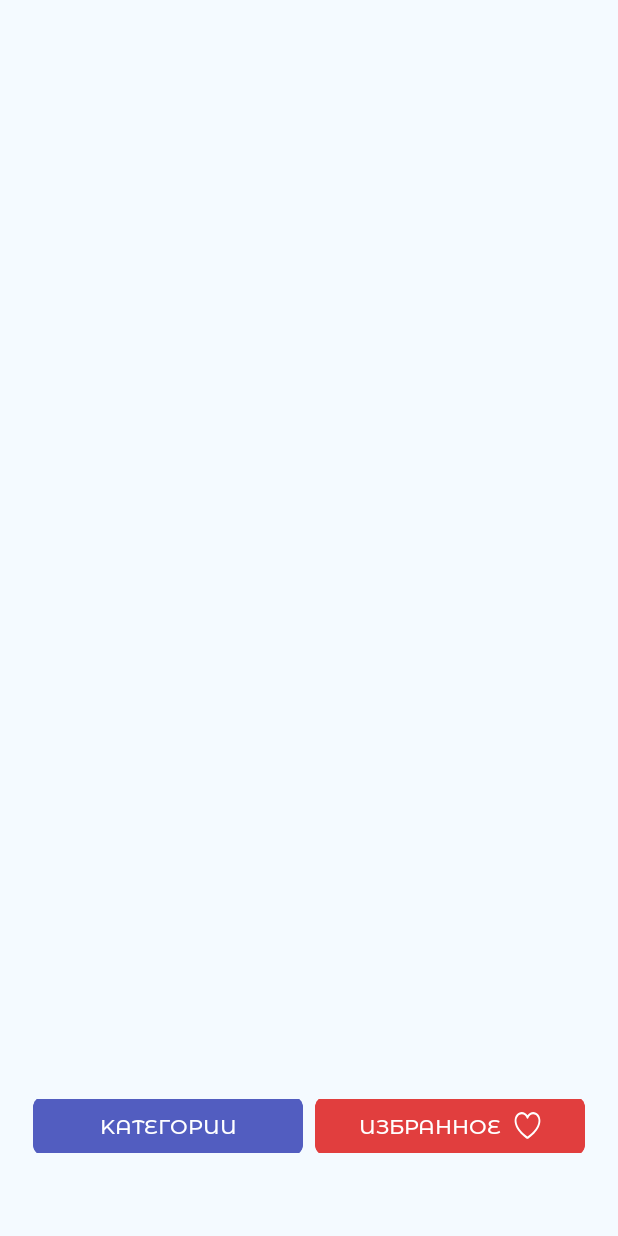
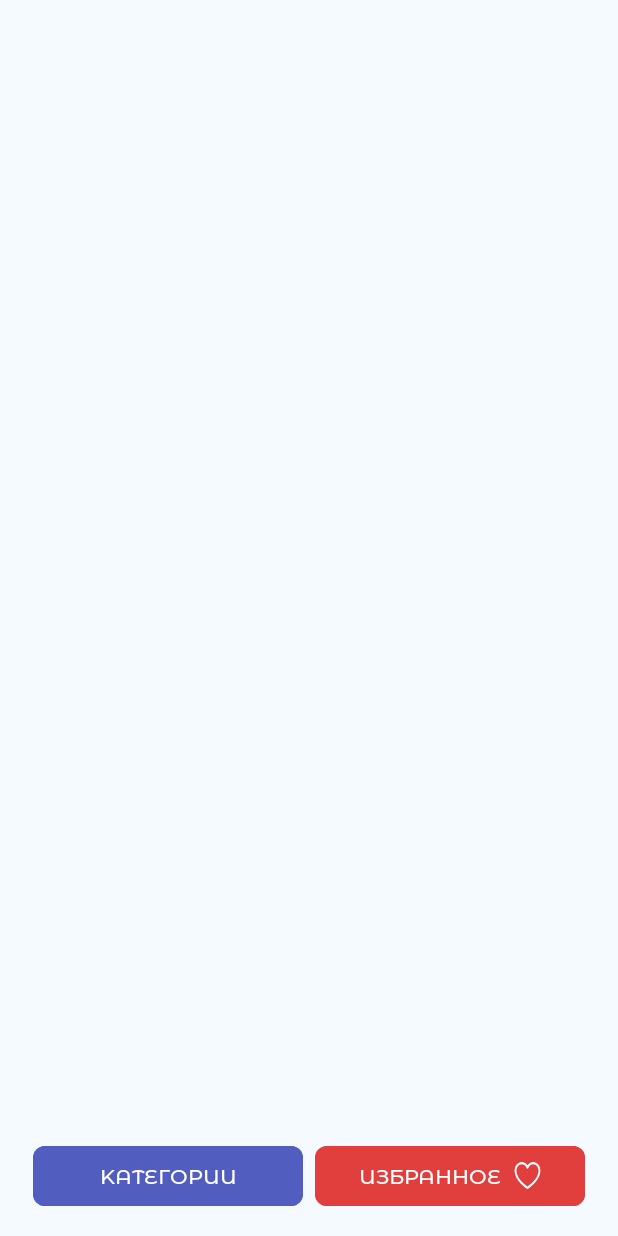
Before and after one commit to Skip314/RecipeApp, an Android app: the layout activity_main.xml on its own in the app's theme, with its tools: preview values and no code run, on a phone screen of 412 x 824 dp. Run offline under Robolectric (Android 15) with nearby library versions, the phone set to English and light mode, and no system bars.

Commit message:
RA-03 create navigation buttons fix hard nums

```diff
--- a/app/src/main/res/layout/activity_main.xml
+++ b/app/src/main/res/layout/activity_main.xml
@@ -11,10 +11,9 @@
     <LinearLayout
         android:id="@+id/linearLayout"
         android:layout_width="match_parent"
-        android:layout_height="36dp"
-        android:layout_marginStart="16dp"
-        android:layout_marginEnd="16dp"
-        android:layout_marginBottom="55dp"
+        android:layout_height="wrap_content"
+        android:layout_margin="@dimen/main_layout_btn_margin"
+        android:layout_marginBottom="@dimen/main_layout_btn_margin_end"
         android:gravity="center"
         app:layout_constraintBottom_toBottomOf="parent"
         app:layout_constraintEnd_toEndOf="parent"
@@ -23,25 +22,21 @@
         <Button
             android:id="@+id/btnCategory"
             style="@style/StyleNavButton"
-            android:layout_width="180dp"
-            android:layout_height="48dp"
-            android:layout_marginEnd="8dp"
+            android:layout_width="@dimen/main_btn_width"
+            android:layout_height="wrap_content"
+            android:layout_marginEnd="@dimen/main_layout_btn_gap"
             android:backgroundTint="@color/btn_category_color"
-            android:text="kateгopuu"
-            tools:layout_editor_absoluteX="16dp"
-            tools:layout_editor_absoluteY="668dp" />
+            android:text="kateгopuu" />
 
         <Button
             android:id="@+id/btnFavorite"
             style="@style/StyleNavButton"
-            android:layout_width="180dp"
-            android:layout_height="48dp"
+            android:layout_width="@dimen/main_btn_width"
+            android:layout_height="wrap_content"
             android:backgroundTint="@color/btn_favorite_color"
             android:text="uзбpahhoe"
             app:icon="@drawable/ic_heart"
-            app:iconGravity="textEnd"
-            tools:layout_editor_absoluteX="16dp"
-            tools:layout_editor_absoluteY="668dp" />
+            app:iconGravity="textEnd" />
 
     </LinearLayout>
 
--- /dev/null
+++ b/app/src/main/res/values/dimens.xml
@@ -0,0 +1,10 @@
+<?xml version="1.0" encoding="utf-8"?>
+<resources>
+
+    <dimen name="main_btn_corner_radius">8dp</dimen>
+    <dimen name="main_btn_width">180dp</dimen>
+    <dimen name="main_layout_btn_margin">16dp</dimen>
+    <dimen name="main_layout_btn_margin_end">8dp</dimen>
+    <dimen name="main_layout_btn_gap">8dp</dimen>
+
+</resources>
--- a/app/src/main/res/values/styles.xml
+++ b/app/src/main/res/values/styles.xml
@@ -10,7 +10,7 @@
 
     <style name="StyleNavButton" parent="Widget.Material3.Button">
         <item name="android:textAppearance">@style/StyleTitle14</item>
-        <item name="cornerRadius">8dp</item>
+        <item name="cornerRadius">@dimen/main_btn_corner_radius</item>
         <item name="android:paddingVertical">1dp</item>
         <item name="android:paddingHorizontal">2dp</item>
     </style>
```
